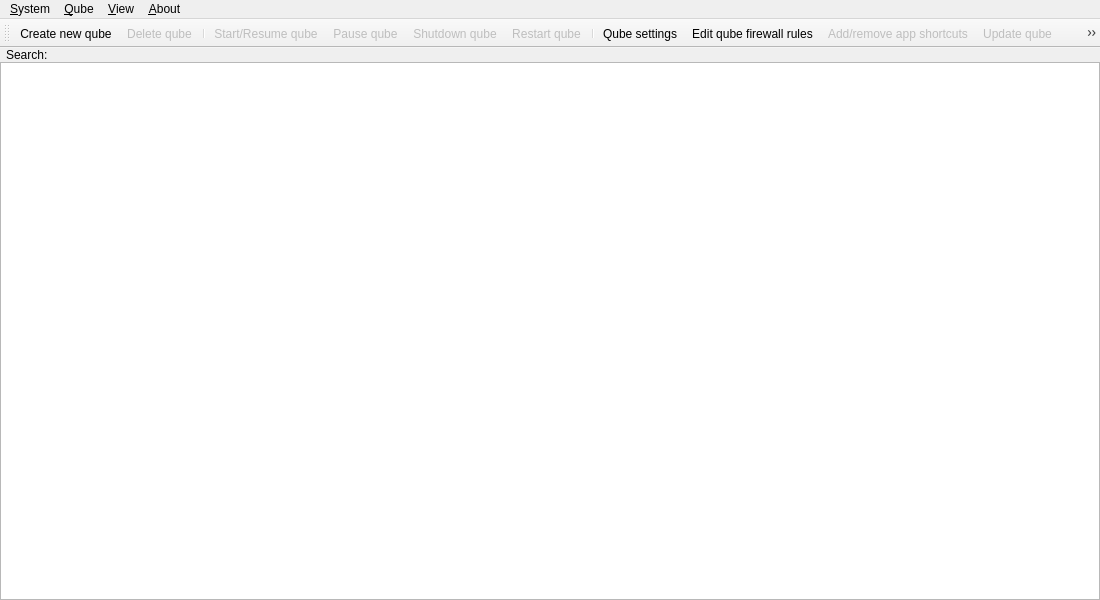
Before: the Qt Designer form ui/qubemanager.ui in QubesOS/qubes-manager, drawn with Qt 5.
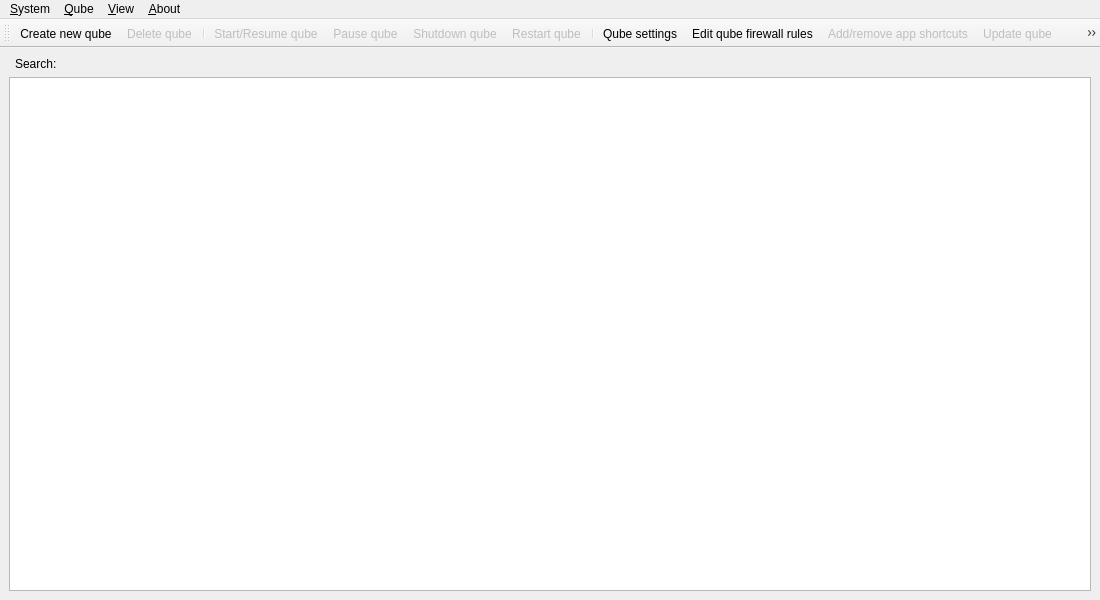
After: the same form once the commit is applied. Icons and pictures are not drawn.

Commit message: Removed unneded margins

```diff
--- a/ui/qubemanager.ui
+++ b/ui/qubemanager.ui
@@ -52,21 +52,6 @@
     <property name="sizeConstraint">
      <enum>QLayout::SetDefaultConstraint</enum>
     </property>
-    <property name="leftMargin">
-     <number>0</number>
-    </property>
-    <property name="topMargin">
-     <number>0</number>
-    </property>
-    <property name="rightMargin">
-     <number>0</number>
-    </property>
-    <property name="bottomMargin">
-     <number>0</number>
-    </property>
-    <property name="spacing">
-     <number>0</number>
-    </property>
     <item row="0" column="0">
      <layout class="QHBoxLayout" name="searchContainer">
       <property name="spacing">
```
